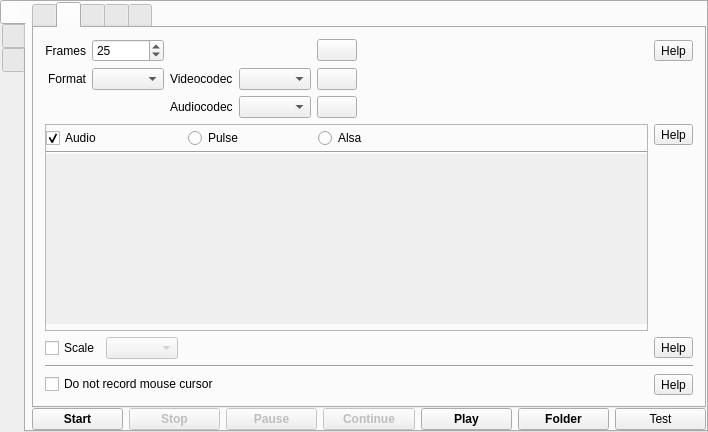
Qt form src/mainwindow.ui (vkohaupt/vokoscreenNG) before a commit.
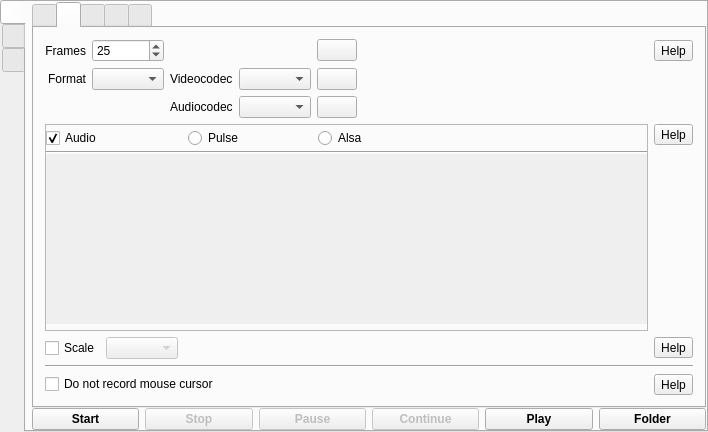
The same form after that commit. The open tabs and pages were chosen to show the change. Icons and pictures are not drawn.

What changed in the file:
```diff
--- a/src/mainwindow.ui
+++ b/src/mainwindow.ui
@@ -1766,13 +1766,6 @@
             </property>
            </widget>
           </item>
-          <item>
-           <widget class="QPushButton" name="pushButtonTest">
-            <property name="text">
-             <string>Test</string>
-            </property>
-           </widget>
-          </item>
          </layout>
         </item>
        </layout>
```
Left out of the diff: 4 changed lines with no effect on the pictures.
